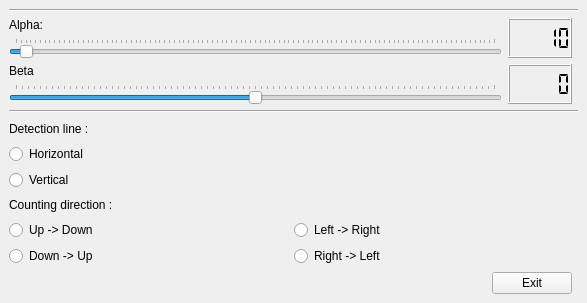
Qt form tools.ui (Lproduct/test_thread) before a commit.
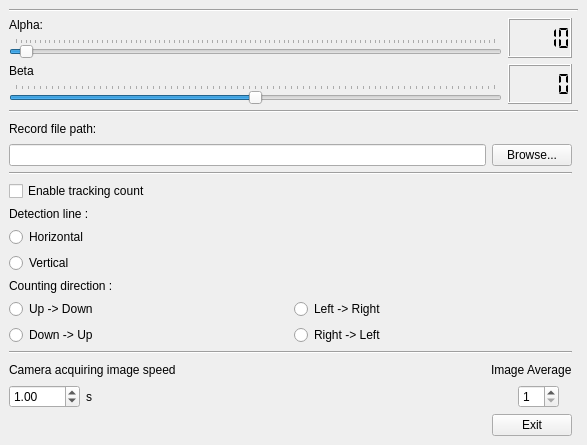
The same form after that commit. Icons and pictures are not drawn.

Diff of the .ui file:
```diff
--- a/tools.ui
+++ b/tools.ui
@@ -7,7 +7,7 @@
     <x>0</x>
     <y>0</y>
     <width>587</width>
-    <height>303</height>
+    <height>445</height>
    </rect>
   </property>
   <property name="windowTitle">
@@ -18,22 +18,33 @@
     <normaloff>:/image/service-512.png</normaloff>:/image/service-512.png</iconset>
   </property>
   <widget class="QWidget" name="centralwidget">
-   <layout class="QGridLayout" name="gridLayout" rowstretch="0,0,0,0,0,0,0,0,0,0,0,0,0,0,0,0,0,0,0">
-    <item row="6" column="0" colspan="2">
-     <widget class="Line" name="line">
-      <property name="orientation">
-       <enum>Qt::Horizontal</enum>
-      </property>
-     </widget>
+   <layout class="QGridLayout" name="gridLayout" rowstretch="0,0,0,0,0,0,0,0,0,0,0,0,0,0,0,0,0,0,0,0,0,0,0,0">
+    <item row="21" column="0">
+     <layout class="QHBoxLayout" name="horizontalLayout_5">
+      <item>
+       <widget class="QLabel" name="label_5">
+        <property name="text">
+         <string>Camera acquiring image speed</string>
+        </property>
+       </widget>
+      </item>
+      <item alignment="Qt::AlignRight">
+       <widget class="QLabel" name="label_7">
+        <property name="text">
+         <string>Image Average</string>
+        </property>
+       </widget>
+      </item>
+     </layout>
     </item>
-    <item row="0" column="0" colspan="2">
-     <widget class="Line" name="line_2">
-      <property name="orientation">
-       <enum>Qt::Horizontal</enum>
+    <item row="11" column="0">
+     <widget class="QCheckBox" name="checkBoxEnableTRackCount">
+      <property name="text">
+       <string>Enable tracking count</string>
       </property>
      </widget>
     </item>
-    <item row="13" column="0">
+    <item row="17" column="0">
      <layout class="QVBoxLayout" name="verticalLayout_4">
       <item>
        <widget class="QLabel" name="label_4">
@@ -96,41 +107,75 @@
       </item>
      </layout>
     </item>
-    <item row="11" column="0">
-     <layout class="QVBoxLayout" name="verticalLayout_3">
+    <item row="10" column="0">
+     <widget class="Line" name="line_4">
+      <property name="orientation">
+       <enum>Qt::Horizontal</enum>
+      </property>
+     </widget>
+    </item>
+    <item row="8" column="0">
+     <layout class="QHBoxLayout" name="horizontalLayout_6">
       <item>
-       <widget class="QLabel" name="label_3">
+       <widget class="QLineEdit" name="lineEditFilePath"/>
+      </item>
+      <item>
+       <widget class="QPushButton" name="pushButtonBrowse">
         <property name="text">
-         <string>Detection line :</string>
+         <string>Browse...</string>
         </property>
        </widget>
       </item>
+     </layout>
+    </item>
+    <item row="22" column="0">
+     <layout class="QHBoxLayout" name="horizontalLayout_4" stretch="0,1,0,0">
+      <item alignment="Qt::AlignLeft">
+       <widget class="QDoubleSpinBox" name="doubleSpinBoxImageSpeed">
+        <property name="maximum">
+         <double>1000.000000000000000</double>
+        </property>
+        <property name="value">
+         <double>1.000000000000000</double>
+        </property>
+       </widget>
+      </item>
+      <item alignment="Qt::AlignLeft">
+       <widget class="QLabel" name="label_6">
+        <property name="text">
+         <string>s</string>
+        </property>
+       </widget>
+      </item>
       <item>
-       <layout class="QVBoxLayout" name="verticalLayout">
-        <item>
-         <widget class="QRadioButton" name="radioButtonH">
-          <property name="text">
-           <string>Horizontal</string>
-          </property>
-          <attribute name="buttonGroup">
-           <string notr="true">buttonGroupVH</string>
-          </attribute>
-         </widget>
-        </item>
-        <item>
-         <widget class="QRadioButton" name="radioButtonV">
-          <property name="text">
-           <string>Vertical</string>
-          </property>
-          <attribute name="buttonGroup">
-           <string notr="true">buttonGroupVH</string>
-          </attribute>
-         </widget>
-        </item>
-       </layout>
+       <widget class="QSpinBox" name="spinBoxImageAverage">
+        <property name="minimum">
+         <number>1</number>
+        </property>
+        <property name="maximum">
+         <number>20</number>
+        </property>
+        <property name="value">
+         <number>1</number>
+        </property>
+       </widget>
       </item>
+      <item>
+       <widget class="QLabel" name="label_8">
+        <property name="text">
+         <string/>
+        </property>
+       </widget>
+      </item>
      </layout>
     </item>
+    <item row="23" column="0" alignment="Qt::AlignRight">
+     <widget class="QPushButton" name="pushButtonExit">
+      <property name="text">
+       <string>Exit</string>
+      </property>
+     </widget>
+    </item>
     <item row="1" column="0">
      <layout class="QHBoxLayout" name="horizontalLayout_3">
       <item>
@@ -221,10 +266,66 @@
       </item>
      </layout>
     </item>
-    <item row="14" column="0" alignment="Qt::AlignRight">
-     <widget class="QPushButton" name="pushButtonExit">
+    <item row="15" column="0">
+     <layout class="QVBoxLayout" name="verticalLayout_3">
+      <item>
+       <widget class="QLabel" name="label_3">
+        <property name="text">
+         <string>Detection line :</string>
+        </property>
+       </widget>
+      </item>
+      <item>
+       <layout class="QVBoxLayout" name="verticalLayout">
+        <item>
+         <widget class="QRadioButton" name="radioButtonH">
+          <property name="text">
+           <string>Horizontal</string>
+          </property>
+          <attribute name="buttonGroup">
+           <string notr="true">buttonGroupVH</string>
+          </attribute>
+         </widget>
+        </item>
+        <item>
+         <widget class="QRadioButton" name="radioButtonV">
+          <property name="text">
+           <string>Vertical</string>
+          </property>
+          <attribute name="buttonGroup">
+           <string notr="true">buttonGroupVH</string>
+          </attribute>
+         </widget>
+        </item>
+       </layout>
+      </item>
+     </layout>
+    </item>
+    <item row="18" column="0">
+     <widget class="Line" name="line_3">
+      <property name="orientation">
+       <enum>Qt::Horizontal</enum>
+      </property>
+     </widget>
+    </item>
+    <item row="0" column="0" colspan="2">
+     <widget class="Line" name="line_2">
+      <property name="orientation">
+       <enum>Qt::Horizontal</enum>
+      </property>
+     </widget>
+    </item>
+    <item row="6" column="0" colspan="2">
+     <widget class="Line" name="line">
+      <property name="orientation">
+       <enum>Qt::Horizontal</enum>
+      </property>
+     </widget>
+    </item>
+    <item row="7" column="0">
+     <widget class="QLabel" name="label_9">
       <property name="text">
-       <string>Exit</string>
+       <string>Record file path:</string>
       </property>
      </widget>
     </item>
```
